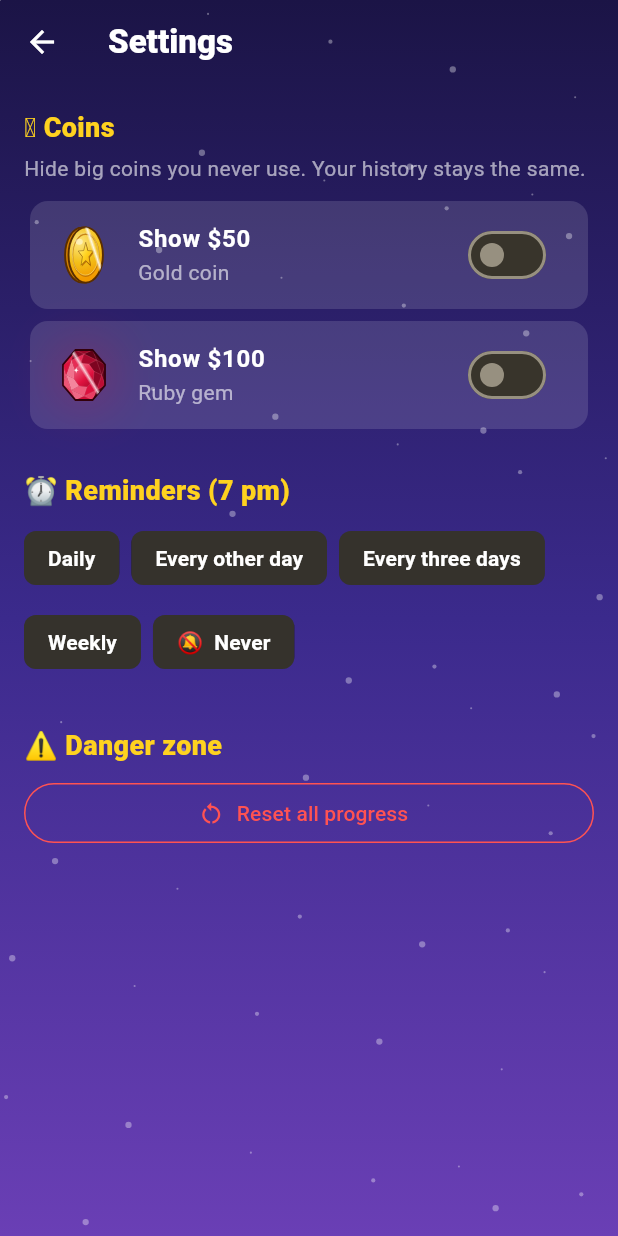
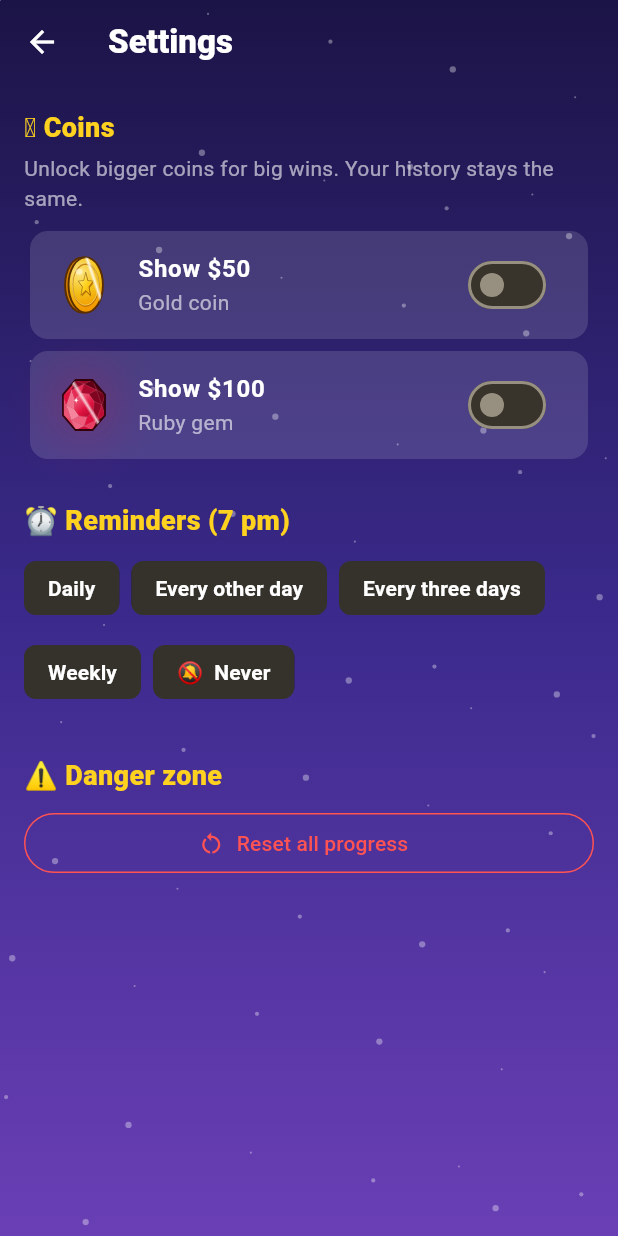
Before and after one commit to wpalace/quit-cash-mobile, a Flutter app: the SettingsScreen screen opened directly, on a phone screen of 412 x 824 dp. Run offline on Flutter 3.47's test engine with Material 3 defaults, Android fonts, the light colour scheme and no system bars; our stand-ins replace flutter_local_notifications, flutter_timezone, shared_preferences, timezone; accounts and stored records are empty.

Commit message:
copy(settings): opt-in wording for big coins

```diff
--- a/lib/ui/screens/settings_screen.dart
+++ b/lib/ui/screens/settings_screen.dart
@@ -39,7 +39,7 @@ class SettingsScreen extends StatelessWidget {
               const Text('🪙 Coins', style: _heading),
               const SizedBox(height: 4),
               const Text(
-                'Hide big coins you never use. Your history stays the same.',
+                'Unlock bigger coins for big wins. Your history stays the same.',
                 style: TextStyle(color: Colors.white60),
               ),
               const SizedBox(height: 8),
```
